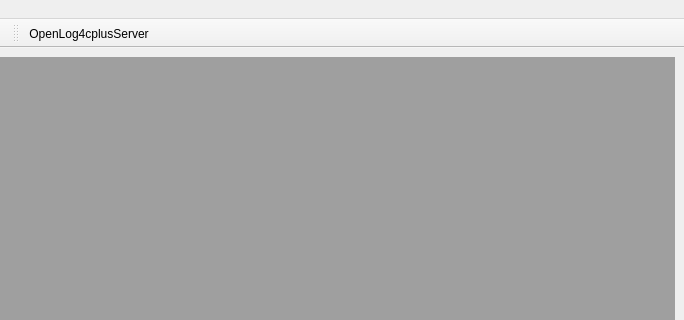
Above: logWitch/logfileanalyser.ui from Kiwi-MethodPark/LogWitch before the change; both pictures show x 116 to 800 and y 0 to 320 of the 800 by 600 pixel window. Below: the same form after it.
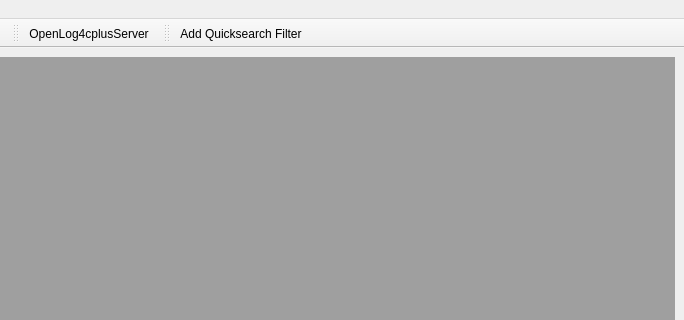
That is the form after the change. Icons and pictures are not drawn.

The edit to the form file:
```diff
--- a/logWitch/logfileanalyser.ui
+++ b/logWitch/logfileanalyser.ui
@@ -74,6 +74,18 @@
    </attribute>
    <addaction name="actionOpenLog4cplusServer"/>
   </widget>
+  <widget class="QToolBar" name="toolBarFiltering">
+   <property name="windowTitle">
+    <string>toolBar_2</string>
+   </property>
+   <attribute name="toolBarArea">
+    <enum>TopToolBarArea</enum>
+   </attribute>
+   <attribute name="toolBarBreak">
+    <bool>false</bool>
+   </attribute>
+   <addaction name="actionAddQuicksearchFilter"/>
+  </widget>
   <action name="actionOpen">
    <property name="text">
     <string>Open ...</string>
@@ -140,6 +152,18 @@
     <string>Export Logfile ...</string>
    </property>
   </action>
+  <action name="actionAddQuicksearchFilter">
+   <property name="icon">
+    <iconset resource="LogfileAnalyserResources.qrc">
+     <normaloff>:/icons/search</normaloff>:/icons/search</iconset>
+   </property>
+   <property name="text">
+    <string>Add Quicksearch Filter</string>
+   </property>
+   <property name="shortcut">
+    <string>Ctrl+F</string>
+   </property>
+  </action>
  </widget>
  <resources>
   <include location="LogfileAnalyserResources.qrc"/>
```
Left out of the diff: 2 changed lines with no effect on the pictures.
